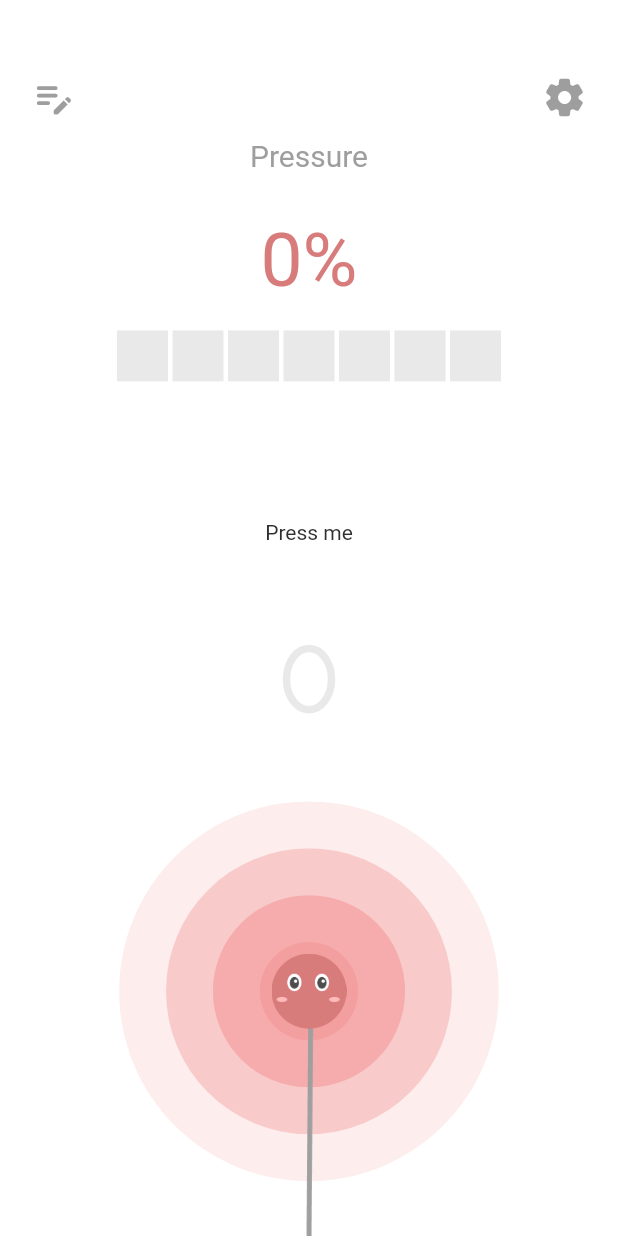
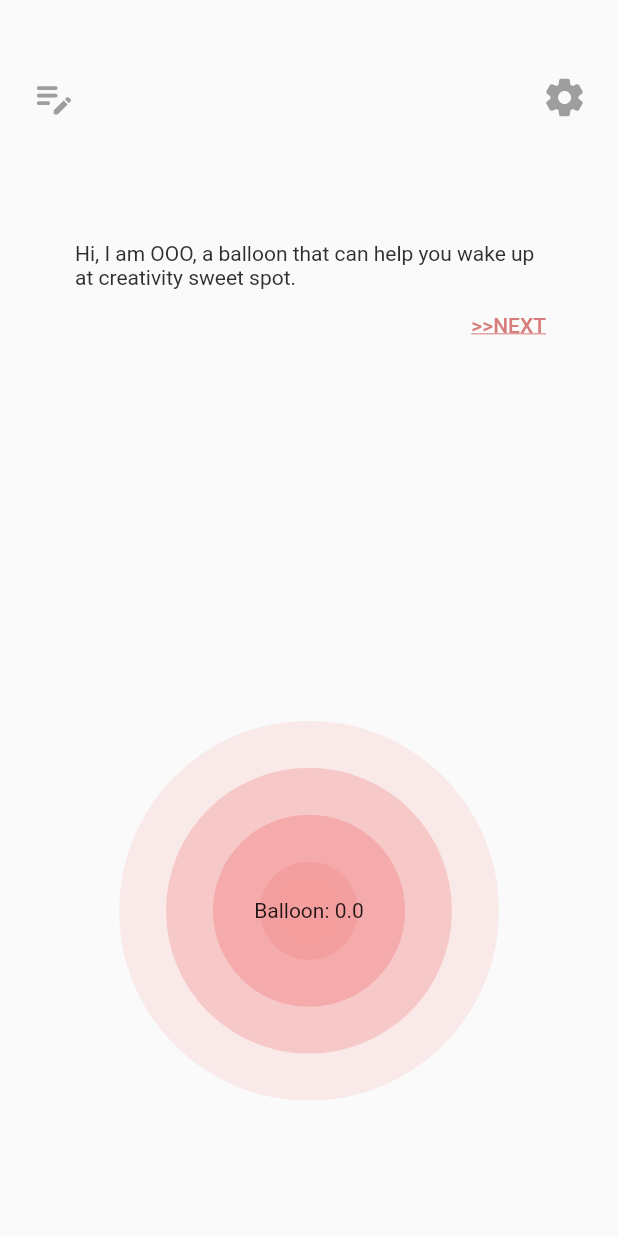
Before and after one commit to YenTinaNTHU/Pressure-Balloon, a Flutter app: the screen it shows after launch, on a phone screen of 412 x 824 dp. Run offline on Flutter 3.47's test engine with Material 2 defaults, Android fonts, the light colour scheme and no system bars; our stand-ins replace google_fonts, rive, vibration.

Commit message:
feature: tutorial dialog block

```diff
--- a/lib/main.dart
+++ b/lib/main.dart
@@ -6,6 +6,7 @@ import 'package:flutter/material.dart';
 import 'package:google_fonts/google_fonts.dart';
 import 'package:my_app/settingPage.dart';
 import 'package:my_app/homePage.dart';
+import 'package:my_app/tutorialPage.dart';
 
 void main() {
   runApp(const MyApp());
@@ -30,6 +31,6 @@ class _MyAppState extends State<MyApp> {
         routes: {
           "setting_page": (context) => const SettingPage(),
         },
-        home: const HomePage());
+        home: const TutorialPage());
   }
 }
--- a/lib/parameters.dart
+++ b/lib/parameters.dart
@@ -10,7 +10,16 @@ enum Pressure {
   big,
 }
 
+enum TutorialStatus {
+  intro,
+  init,
+  setSmallPressureThreshold,
+  setBigPressureThreshold,
+  finishSetting
+}
+
 const maxMilliSeconds = 3000;
+const tutorialMaxMilliseconds = 3000;
 
 const smallPressureThreshold = 0.5;
 const bigPressureThreshold = 0.8;
--- /dev/null
+++ b/lib/tutorialPage.dart
@@ -0,0 +1,222 @@
+import 'package:flutter/gestures.dart';
+import 'package:flutter/material.dart';
+import 'package:flutter/services.dart';
+import 'package:my_app/parameters.dart';
+import 'package:my_app/recordPage.dart';
+import 'package:my_app/ripples.dart';
+
+import 'SettingPage.dart';
+
+class TutorialPage extends StatefulWidget {
+  const TutorialPage({Key? key}) : super(key: key);
+
+  @override
+  State<TutorialPage> createState() => _TutorialPageState();
+}
+
+class _TutorialPageState extends State<TutorialPage> {
+  double _pressure = 0.0;
+  TutorialStatus _status = TutorialStatus.intro;
+  int _milliSeconds = maxMilliSeconds;
+
+  void _handlePressureChanged(double newPressure) {
+    setState(() {
+      _pressure = newPressure;
+    });
+  }
+
+  void _setRemainMilliSeconds(int newMilliSeconds) {
+    setState(() {
+      _milliSeconds = newMilliSeconds;
+    });
+  }
+
+  void _updateStatus(TutorialStatus newStatus) {
+    HapticFeedback.mediumImpact();
+    setState(() {
+      _status = newStatus;
+    });
+  }
+
+  void _handleSettingIconPressed() {
+    print("pressed");
+    Navigator.push(
+        context, MaterialPageRoute(builder: (_) => const SettingPage()));
+  }
+
+  void _handleEditIconPressed() {
+    print("pressed");
+    Navigator.push(
+        context, MaterialPageRoute(builder: (_) => const RecordPage()));
+  }
+
+  @override
+  Widget build(BuildContext context) {
+    return Scaffold(
+      body: AnimatedContainer(
+        duration: Duration(milliseconds: 1000),
+        child: Column(
+          mainAxisAlignment: MainAxisAlignment.center,
+          crossAxisAlignment: CrossAxisAlignment.center,
+          children: <Widget>[
+            Expanded(
+              flex: 10,
+              child: Row(
+                mainAxisAlignment: MainAxisAlignment.center,
+                crossAxisAlignment: CrossAxisAlignment.start,
+                children: <Widget>[
+                  Expanded(
+                    flex: 2,
+                    child: Container(
+                      child: IconButton(
+                        alignment: Alignment.topCenter,
+                        padding: const EdgeInsets.fromLTRB(20, 50, 0, 0),
+                        color: Colors.grey,
+                        iconSize: 30,
+                        icon: const Icon(
+                          Icons.edit_note_rounded,
+                        ),
+                        onPressed: () {
+                          _handleEditIconPressed();
+                        },
+                      ),
+                    ),
+                  ),
+                  Spacer(flex: 12),
+                  Expanded(
+                    flex: 2,
+                    child: Container(
+                      child: IconButton(
+                        alignment: Alignment.topCenter,
+                        padding: const EdgeInsets.fromLTRB(0, 50, 20, 0),
+                        color: Colors.grey,
+                        iconSize: 30,
+                        icon: const Icon(
+                          Icons.settings_rounded,
+                        ),
+                        onPressed: () {
+                          _handleSettingIconPressed();
+                        },
+                      ),
+                    ),
+                  ),
+                ],
+              ),
+            ),
+            Spacer(flex: 3),
+            Expanded(
+              flex: 20,
+              child: Column(
+                children: [
+                  TutorialDialog(status: _status,),
+                  NextBtn(updateStatus: _updateStatus,),
+                ],
+              ),
+            ),
+            Spacer(flex: 3),
+            Expanded(
+                flex: 40,
+                child:Center(
+                  child: Stack(
+                    children: [
+                      _pressure < 0.3 ? Center(
+                        child: Ripples(
+                          minRadius: 50,
+                          radius: 300,
+                          spreadColor: const Color(0xffF49E9E),
+                          pressure: _pressure,
+                        ),
+                      ) : Container(),
+                      TutorialBalloon(),
+                    ],
+                  ),
+                )
+            ),
+          ],
+        ),
+      ),
+    );
+  }
+}
+
+class TutorialDialog extends StatelessWidget {
+  TutorialDialog({Key? key, this.status = TutorialStatus.intro}) : super(key: key);
+  final TutorialStatus status;
+  @override
+  Widget build(BuildContext context) {
+    final List<String> dialogs = [
+      'Hi, I am OOO, a balloon that can help you wake up at creativity sweet spot.',
+      'Put your thumb here.',
+      'Press me a little harder.',
+      'Press me as hard as you can!',
+      'Finish setting, it’s time to find out your EUREKA moment.',
+    ];
+    return Padding(
+      padding: const EdgeInsets.fromLTRB(50, 20, 50, 0),
+      child: Center(
+          child: Text(
+            dialogs[this.status.index],
+            style: TextStyle(color: Color(0xff2f2f2f)),
+          ),
+      ),
+    );
+  }
+}
+
+class NextBtn extends StatelessWidget {
+  const NextBtn({Key? key, required this.updateStatus}) : super(key: key);
+  final ValueChanged<TutorialStatus> updateStatus;
+  @override
+  Widget build(BuildContext context) {
+    return Container(
+      alignment: Alignment.centerRight,
+      padding: EdgeInsets.only(right: 40),
+      child: TextButton(
+        onPressed: () => {updateStatus(TutorialStatus.init)},
+        child: const Text(
+          ">>NEXT",
+          textAlign: TextAlign.right,
+          style: TextStyle(decoration: TextDecoration.underline, color: Color(0xffD77B7B)),
+        ),
+      ),
+    );
+  }
+}
+
+class TutorialBalloon extends StatefulWidget {
+  const TutorialBalloon({
+    Key? key,
+  }) : super(key: key);
+
+
+  @override
+  State<TutorialBalloon> createState() => _TutorialBalloonState();
+}
+
+class _TutorialBalloonState extends State<TutorialBalloon> {
+  double _pressure = 0.0;
+  ForcePressGestureRecognizer _forcePressRecognizer = ForcePressGestureRecognizer();
+  @override
+  void initState(){
+    super.initState();
+    _forcePressRecognizer = ForcePressGestureRecognizer(startPressure: 0.0, peakPressure: 1.0);
+    _forcePressRecognizer.onUpdate = _handleForcePressOnUpdate;
+  }
+
+  @override
+  void dispose() {
+    _forcePressRecognizer.dispose();
+    super.dispose();
+  }
+
+  void _handleForcePressOnUpdate(ForcePressDetails fpd) {
+    setState(() {
+      _pressure = fpd.pressure;
+    });
+  }
+
+  @override
+  Widget build(BuildContext context) {
+    return Center(child: Text("Balloon: $_pressure"));
+  }
+}
```
